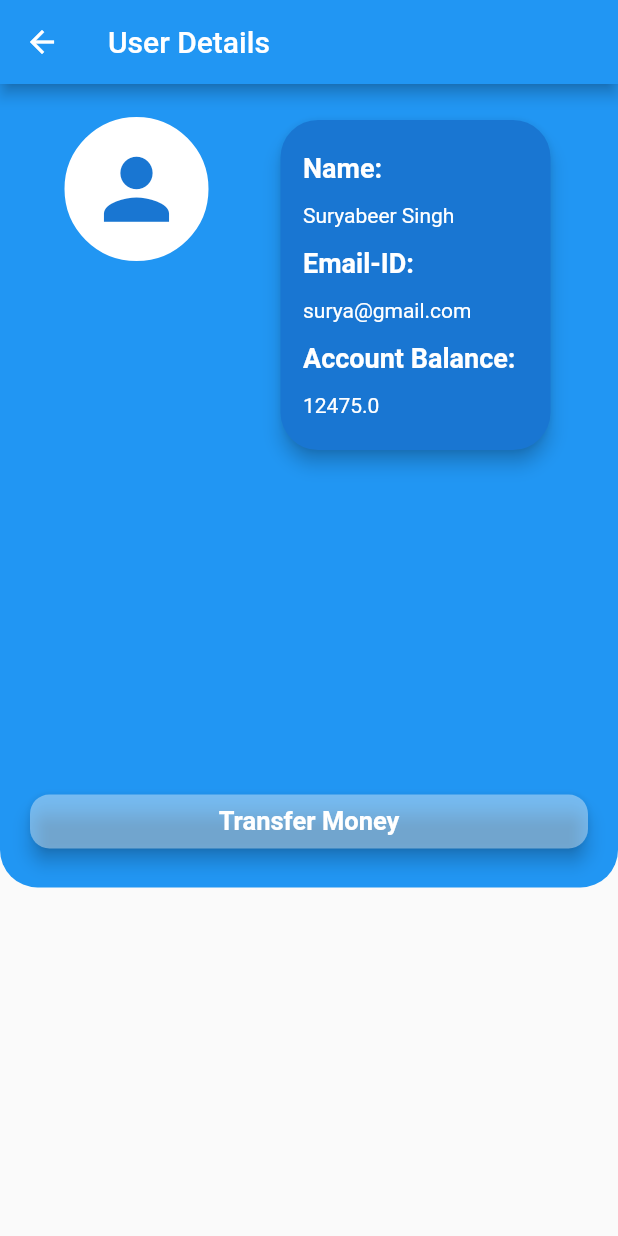
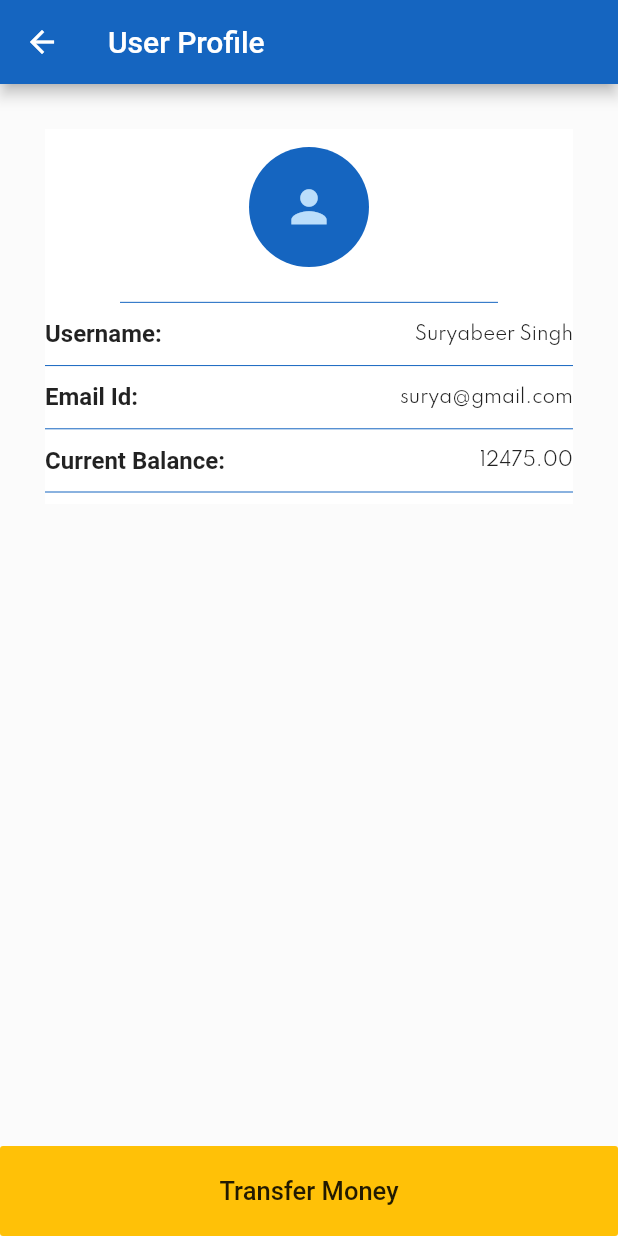
Before and after one commit to suvakanta1808/basic_banking_app, a Flutter app: the screen it shows after launch, after a tap on the "chevron right" icon, on a phone screen of 412 x 824 dp. Run offline on Flutter 3.47's test engine with Material 2 defaults, Android fonts, the phone set to English and light mode, and no system bars; our stand-ins replace shared_preferences, sqflite; accounts and stored records are empty.

Commit message:
changed UI of the screen

```diff
--- a/lib/screens/user_detail_screen.dart
+++ b/lib/screens/user_detail_screen.dart
@@ -17,135 +17,136 @@ class UserDetailsScreen extends StatelessWidget {
   Widget build(BuildContext context) {
     return Scaffold(
       appBar: AppBar(
-        title: Text('User Details'),
+        title: Text('User Profile'),
+        backgroundColor: Colors.blue.shade800,
       ),
       body: Container(
-        height: MediaQuery.of(context).size.height * 0.65,
-        width: MediaQuery.of(context).size.width,
-        padding: EdgeInsets.all(20),
-        decoration: BoxDecoration(
-          borderRadius: BorderRadiusDirectional.only(
-            bottomStart: Radius.circular(25),
-            bottomEnd: Radius.circular(25),
-          ),
-          color: Colors.blue,
-        ),
+        color: Colors.white24,
         child: Column(
           mainAxisAlignment: MainAxisAlignment.spaceBetween,
           children: [
-            Row(
-              mainAxisAlignment: MainAxisAlignment.spaceAround,
-              crossAxisAlignment: CrossAxisAlignment.start,
-              children: <Widget>[
             Container(
-                  height: 100,
-                  width: 100,
-                  decoration: BoxDecoration(
-                    border: Border.all(
-                      width: 2,
-                      color: Colors.blue,
-                    ),
-                    borderRadius: BorderRadius.circular(50),
               color: Colors.white,
-                  ),
+              height: 250,
+              margin: EdgeInsets.all(30),
+              child: Column(
+                mainAxisAlignment: MainAxisAlignment.spaceBetween,
+                children: [
+                  Padding(
+                    padding: const EdgeInsets.all(12.0),
+                    child: CircleAvatar(
+                      radius: 40,
+                      backgroundColor: Colors.blue.shade800,
                       child: Icon(
                         Icons.person,
-                    size: 65,
-                    color: Colors.blue.shade700,
+                        size: 35,
                       ),
                     ),
-                Card(
-                  elevation: 5,
-                  color: Colors.blue.shade700,
-                  shape: RoundedRectangleBorder(
-                      borderRadius: BorderRadius.circular(25)),
-                  child: Container(
-                    padding: EdgeInsets.all(15),
-                    width: 180,
-                    height: 220,
-                    child: Column(
-                      mainAxisAlignment: MainAxisAlignment.spaceAround,
-                      crossAxisAlignment: CrossAxisAlignment.start,
-                      children: <Widget>[
+                  ),
+                  Divider(
+                    color: Colors.blue.shade800,
+                    indent: 50,
+                    endIndent: 50,
+                  ),
+                  Row(
+                    mainAxisAlignment: MainAxisAlignment.spaceBetween,
+                    children: [
                       Text(
-                          'Name:',
+                        'Username:',
                         style: TextStyle(
-                            fontSize: 18,
-                            fontWeight: FontWeight.bold,
-                            color: Colors.white,
+                          fontWeight: FontWeight.w600,
+                          fontSize: 16,
                         ),
                       ),
                       Text(
                         name,
                         style: TextStyle(
-                            color: Colors.white,
+                          fontSize: 12,
+                          fontFamily: 'Spartan',
                         ),
                       ),
+                    ],
+                  ),
+                  Divider(
+                    color: Colors.blue.shade800,
+                  ),
+                  Row(
+                    mainAxisAlignment: MainAxisAlignment.spaceBetween,
+                    children: [
                       Text(
-                          'Email-ID:',
+                        'Email Id:',
                         style: TextStyle(
-                            fontSize: 18,
-                            fontWeight: FontWeight.bold,
-                            color: Colors.white,
+                          fontWeight: FontWeight.w600,
+                          fontSize: 16,
                         ),
                       ),
                       Text(
                         email,
                         style: TextStyle(
-                            color: Colors.white,
-                          ),
-                        ),
-                        Text(
-                          'Account Balance:',
-                          style: TextStyle(
-                            fontSize: 18,
-                            fontWeight: FontWeight.bold,
-                            color: Colors.white,
-                          ),
-                        ),
-                        Text(
-                          '$curBalance',
-                          style: TextStyle(
-                            color: Colors.white,
+                          fontSize: 12,
+                          fontFamily: 'Spartan',
                         ),
                       ),
                     ],
                   ),
+                  Divider(
+                    color: Colors.blue.shade800,
+                  ),
+                  Row(
+                    mainAxisAlignment: MainAxisAlignment.spaceBetween,
+                    children: [
+                      Text(
+                        'Current Balance:',
+                        style: TextStyle(
+                          fontWeight: FontWeight.w600,
+                          fontSize: 16,
+                        ),
+                      ),
+                      Text(
+                        curBalance.toStringAsFixed(2),
+                        style: TextStyle(
+                          fontSize: 12,
+                          fontFamily: 'Spartan',
                         ),
                       ),
                     ],
+                  ),
+                  Divider(
+                    color: Colors.blue.shade800,
+                  ),
+                ],
+              ),
             ),
             Column(
               crossAxisAlignment: CrossAxisAlignment.stretch,
               children: [
                 RaisedButton(
-                  elevation: 5,
-                  color: Colors.white38,
+                  color: Colors.amber,
                   onPressed: () {
                     Navigator.push(
                       context,
                       MaterialPageRoute(
-                        builder: (ctx) => UserSelectionScreen(User(
+                        builder: (ctx) => UserSelectionScreen(
+                          User(
                             userName: name,
                             email: email,
                             balance: curBalance,
-                        )),
+                          ),
+                        ),
                       ),
                     );
                   },
+                  child: Container(
+                      padding: EdgeInsets.all(20),
                       child: Text(
                         'Transfer Money',
-                    style: TextStyle(
-                      fontSize: 17,
-                      fontWeight: FontWeight.bold,
-                      color: Colors.white,
-                    ),
-                  ),
-                  shape: RoundedRectangleBorder(
-                      borderRadius: BorderRadius.circular(13)),
+                        style: TextStyle(fontSize: 17),
+                      )),
+                  elevation: 0,
+                  materialTapTargetSize: MaterialTapTargetSize.shrinkWrap,
                 ),
               ],
-            )
+            ),
           ],
         ),
       ),
```
Lines whose indentation alone changed are shown as unchanged.
